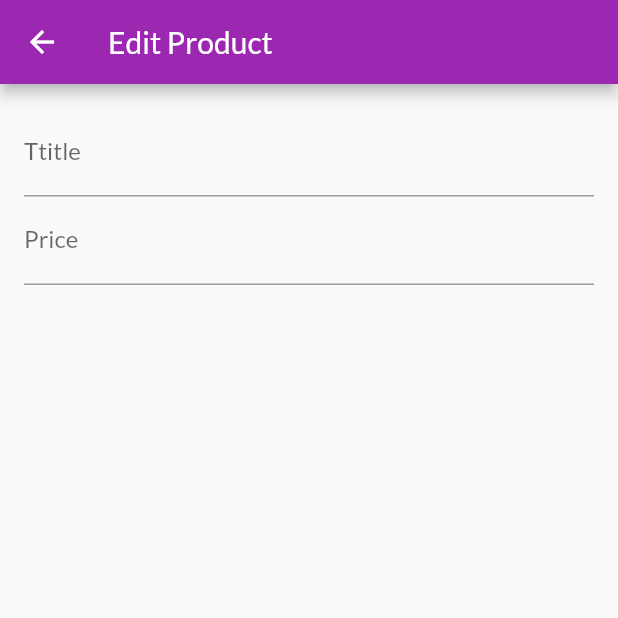
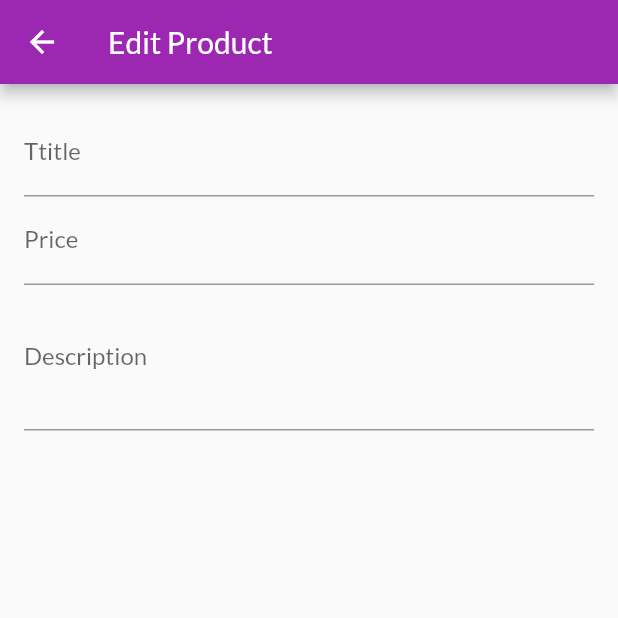
Before and after one commit to Tom1sl4v97/flutter_shop_app, a Flutter app: the EditProductScreen screen opened by its route, on a phone screen of 412 x 824 dp, the top half of it. Run offline on Flutter 3.47's test engine with Material 2 defaults, Android fonts, the phone set to English and light mode, and no system bars; missing offline and left inert: dart:ffi; network calls fail.

Commit message:
dodavanje ostalih user inputa

```diff
--- a/lib/screens/edit_product_screen.dart
+++ b/lib/screens/edit_product_screen.dart
@@ -1,3 +1,5 @@
+import 'dart:ffi';
+
 import 'package:flutter/material.dart';
 
 class EditProductScreen extends StatefulWidget {
@@ -9,6 +11,14 @@ class EditProductScreen extends StatefulWidget {
 
 class _EditProductScreenState extends State<EditProductScreen> {
   final _priceFocusNode = FocusNode();
+  final _descriptionFocusNode = FocusNode();
+
+  @override
+  void dispose() {
+    _priceFocusNode.dispose();
+    _descriptionFocusNode.dispose();
+    super.dispose();
+  }
 
   @override
   Widget build(BuildContext context) {
@@ -33,7 +43,16 @@ class _EditProductScreenState extends State<EditProductScreen> {
                 textInputAction: TextInputAction.next,
                 keyboardType: TextInputType.number,
                 focusNode: _priceFocusNode,
-              )
+                onFieldSubmitted: (_) {
+                  FocusScope.of(context).requestFocus(_descriptionFocusNode);
+                },
+              ),
+              TextFormField(
+                decoration: InputDecoration(labelText: 'Description'),
+                maxLines: 3,
+                keyboardType: TextInputType.multiline,
+                focusNode: _descriptionFocusNode,
+              ),
             ],
           ),
         ),
```
